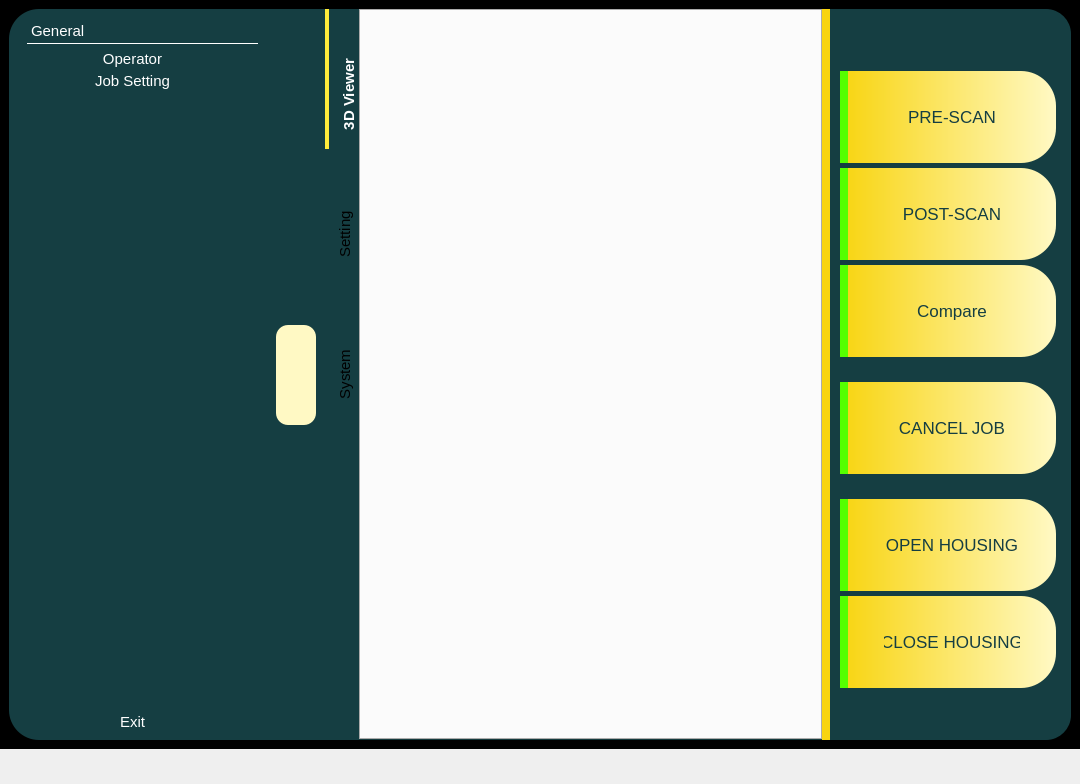
jacondv/intelijet_v2, file qt5_ui/intelijet.ui: the form before one commit.
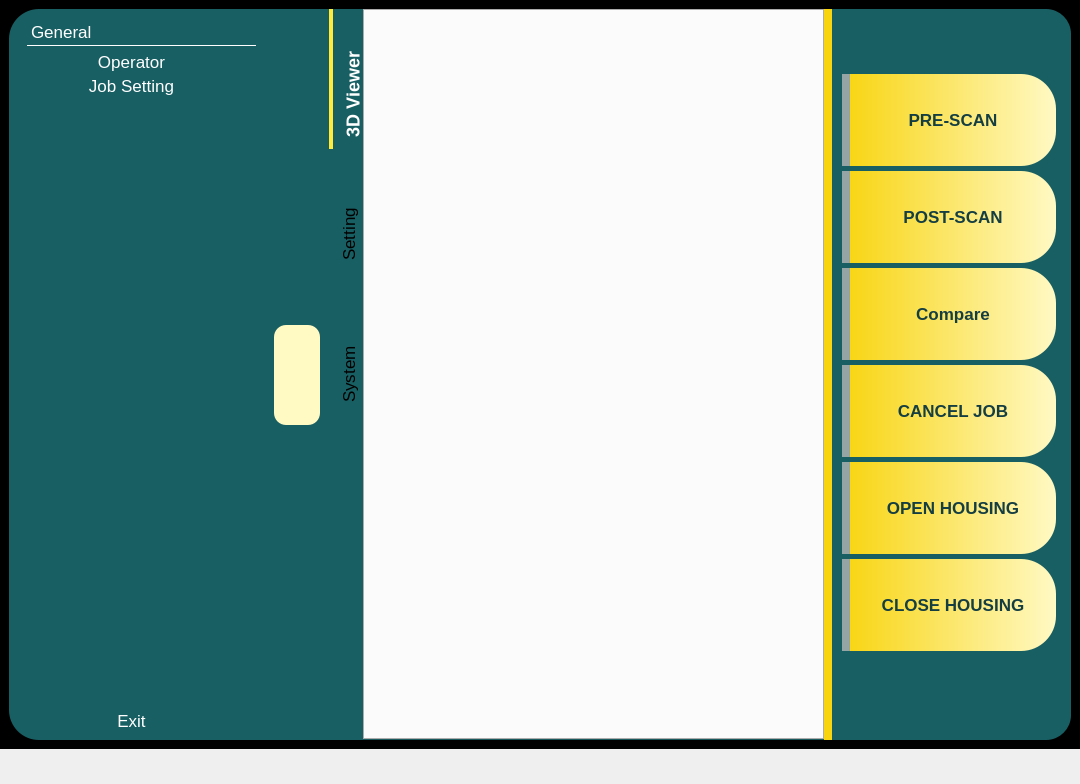
The form after the commit. The open tabs and pages were chosen to show the change. Icons and pictures are not drawn.

The edit to the form file:
```diff
--- a/qt5_ui/intelijet.ui
+++ b/qt5_ui/intelijet.ui
@@ -17,7 +17,7 @@
    <string notr="true">*{
 border: none;
 color: back;
-font-size: 15px;
+font-size: 17px;
 }
 
 #centralwidget {
@@ -25,7 +25,7 @@
 }
 
 #centralFrame {
-    background-color: #153E42;
+    background-color: #185F63;
 	border-radius: 30px;
 }
 
@@ -33,9 +33,8 @@
     /*background-color: #00796B;*/
 
 	
-	background-color: qlineargradient(spread:pad, x1:0, y1:0, x2:1, y2:0, stop:0.3 #153E42, stop:1 #153E42);
+	background-color: qlineargradient(spread:pad, x1:0, y1:0, x2:1, y2:0, stop:0.3 #185F63, stop:1 #185F63);
     border-left: 8px solid #F8D40F;     /* viền trái */
-
 	border-top-right-radius: 25px;
 	border-top-left-radius: 0px;
 	border-bottom-right-radius: 25px;
@@ -47,10 +46,10 @@
 #control_panel QPushButton {
     color: #153E42;
     border: none;
-    padding: 36px;
+    padding: 36px 0px 36px 0px;
 	
     font-size: 17px;
-    font-weight: normal;
+    font-weight: bold;
 	background-color: qlineargradient(spread:pad, x1:0, y1:0, x2:1, y2:0, stop:0 #F8D40F, stop:1 #FFF9C4);
 
 	border-top-right-radius: 35px;
@@ -58,7 +57,7 @@
 	border-bottom-right-radius: 35px;
 	border-bottom-left-radius: 0px;
 
-	border-left: 8px solid #55ff00;  /*#F8D40F;*/
+	border-left: 8px solid #95a5a6; /*#55ff00;  #F8D40F;*/
 }
 
 /* Hiệu ứng hover / nhấn */
@@ -84,7 +83,7 @@
 }
 
 #toolBox QWidget{
-    background-color: #153E42;
+    background-color: #185F63;
 }
 
 #menu_small {
@@ -95,7 +94,6 @@
     /*border-right: 1px solid #FFEB3B;     /* viền trái */
 
     color: white;
-    font-size: 15px;
     font-weight: normal;
 
 
@@ -128,7 +126,7 @@
 }
 
 QTabBar::tab:selected {
-    font-size: 15px;
+    font-size: 18px;
 	font-weight: bold;
 	color: #fff;
 	border-left: 4px solid #FFEB3B;
@@ -192,7 +190,7 @@
                <x>0</x>
                <y>0</y>
                <width>235</width>
-               <height>681</height>
+               <height>678</height>
               </rect>
              </property>
              <attribute name="icon">
@@ -645,22 +643,6 @@
             </property>
            </widget>
           </item>
-          <item>
-           <spacer name="verticalSpacer_6">
-            <property name="orientation">
-             <enum>Qt::Vertical</enum>
-            </property>
-            <property name="sizeType">
-             <enum>QSizePolicy::Fixed</enum>
-            </property>
-            <property name="sizeHint" stdset="0">
-             <size>
-              <width>20</width>
-              <height>20</height>
-             </size>
-            </property>
-           </spacer>
-          </item>
           <item>
            <widget class="QPushButton" name="btnCancel">
             <property name="text">
@@ -677,22 +659,6 @@
             </property>
            </widget>
           </item>
-          <item>
-           <spacer name="verticalSpacer_4">
-            <property name="orientation">
-             <enum>Qt::Vertical</enum>
-            </property>
-            <property name="sizeType">
-             <enum>QSizePolicy::Fixed</enum>
-            </property>
-            <property name="sizeHint" stdset="0">
-             <size>
-              <width>20</width>
-              <height>20</height>
-             </size>
-            </property>
-           </spacer>
-          </item>
           <item>
            <widget class="QPushButton" name="btnOpenScanner">
             <property name="text">
```
Left out of the diff: 10 changed lines with no effect on the pictures.
